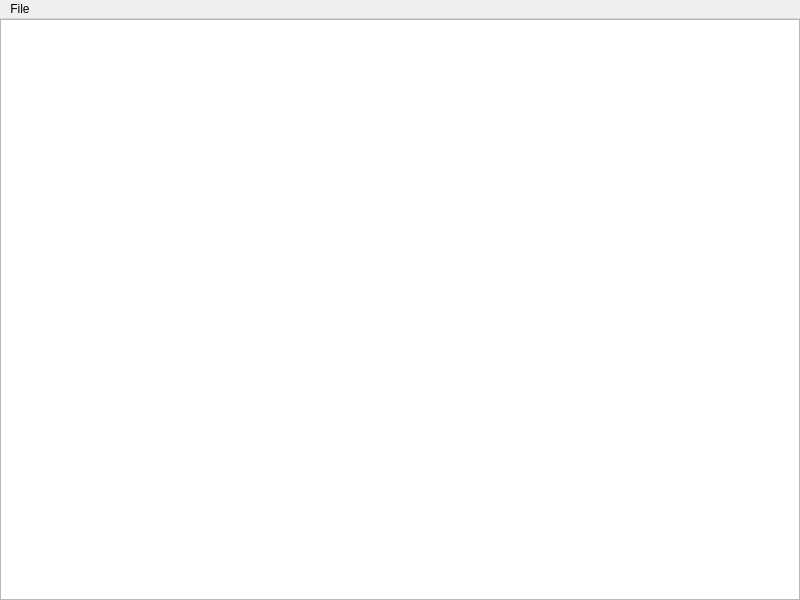
CamK06/QNotepad, file src/mainwindow.ui: the form before one commit.
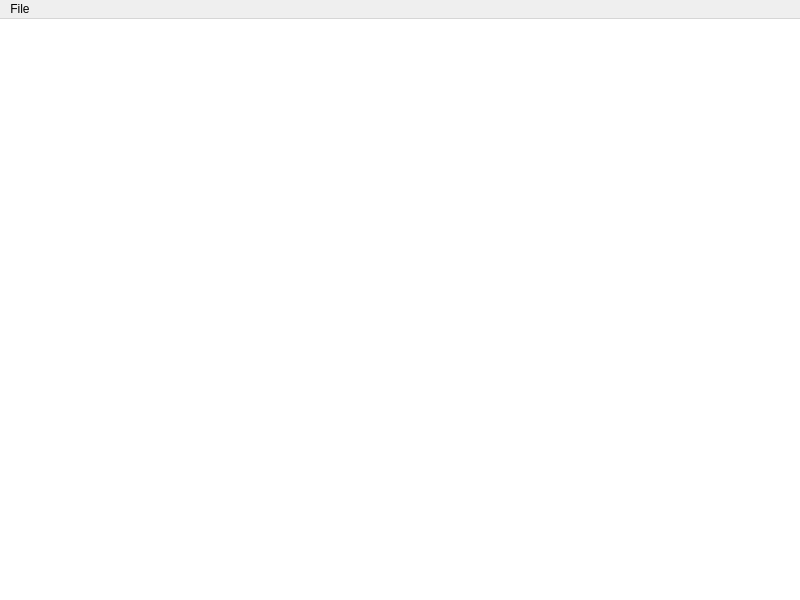
The form after the commit.

Commit message: Remove annoying border from QTextEdit

What changed in the file:
```diff
--- a/src/mainwindow.ui
+++ b/src/mainwindow.ui
@@ -36,7 +36,7 @@
        <bool>true</bool>
       </property>
       <property name="styleSheet">
-       <string notr="true">QTextEdit:focus {
+       <string notr="true">QTextEdit {
 border: none;
 outline: none;
 }</string>
```
